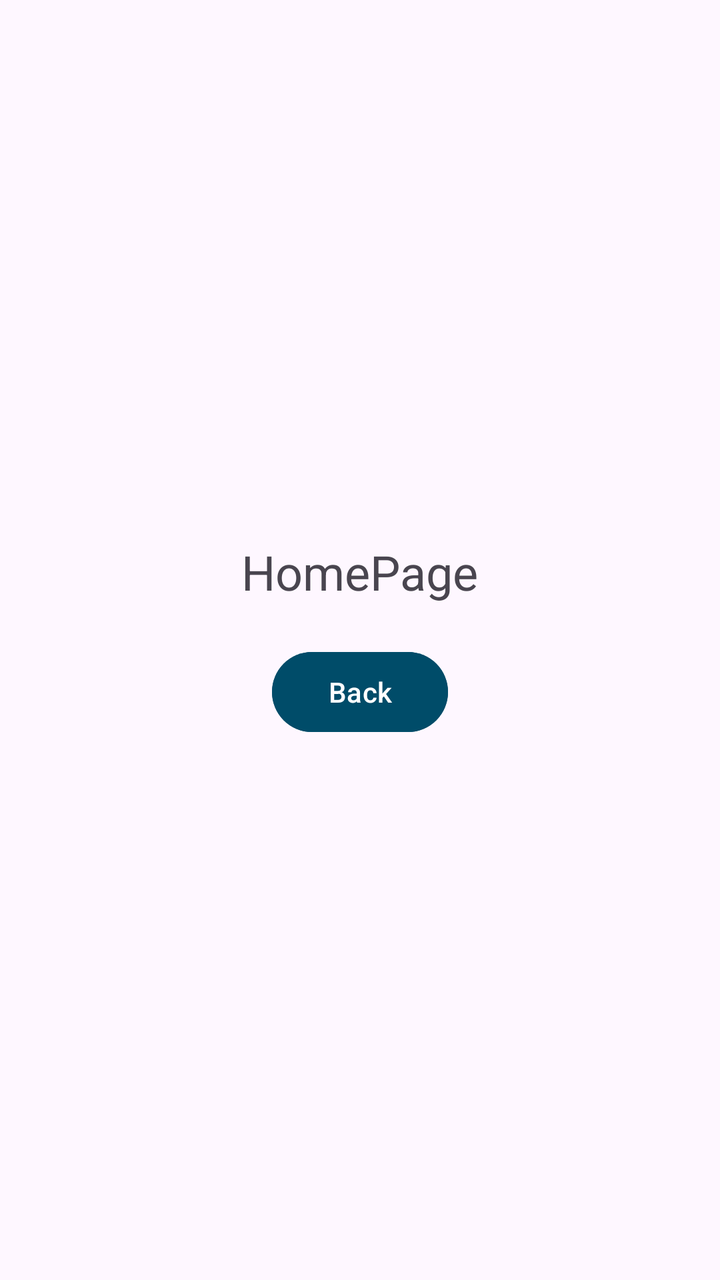
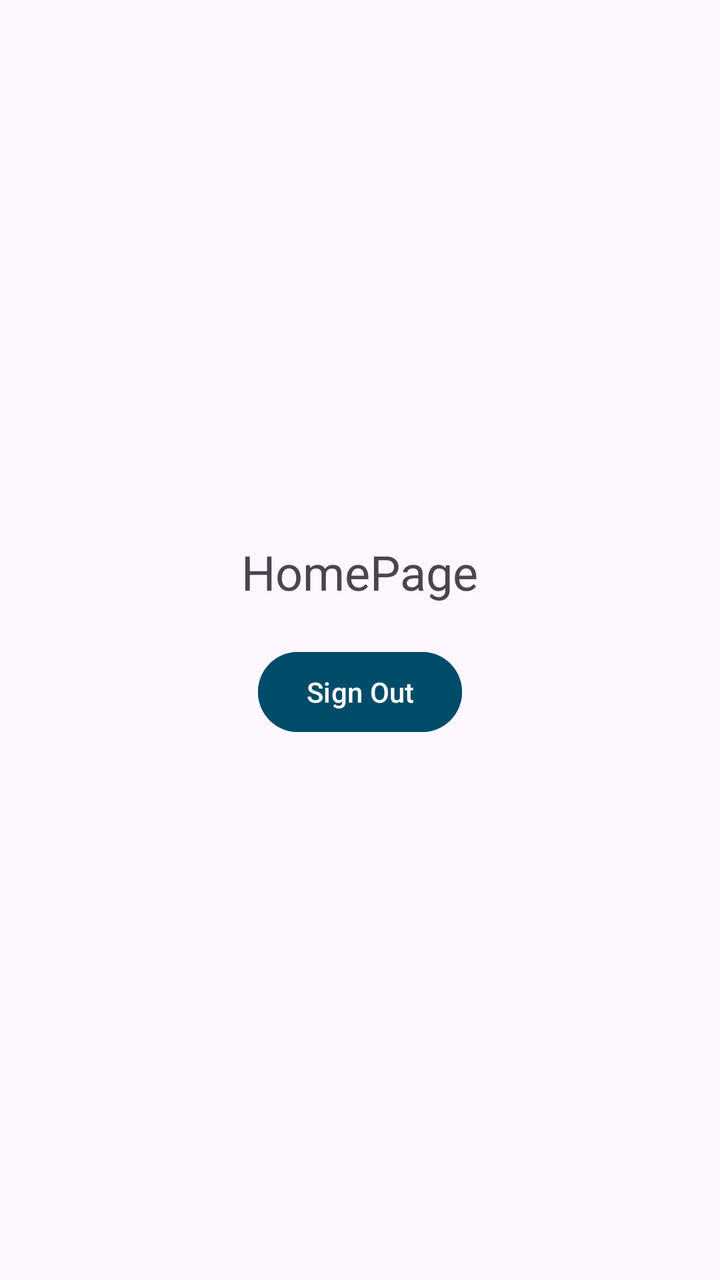

The first picture is an Android layout as it rendered before a commit; the second is the same layout after the commit. The layout source and the unified diff follow.
<!-- AndroidManifest.xml: application theme Theme.KeepPace -->
<!-- res/layout/activity_homepage.xml -->
<LinearLayout xmlns:android="http://schemas.android.com/apk/res/android"
    android:orientation="vertical"
    android:gravity="center"
    android:padding="24dp"
    android:layout_width="match_parent"
    android:layout_height="match_parent">

    <TextView
        android:text="HomePage"
        android:textSize="24sp"
        android:layout_width="wrap_content"
        android:layout_height="wrap_content" />

    <Button
        android:id="@+id/backButton"
        android:text="Back"
        android:layout_width="wrap_content"
        android:layout_height="wrap_content"
        android:layout_marginTop="20dp"
        android:backgroundTint="@color/material_dynamic_primary30"/>
</LinearLayout>
<!-- resources referenced by this layout -->
<resources>
  <style name="Theme.KeepPace" parent="Theme.Material3.Light.NoActionBar">
          
      </style>
</resources>

<!-- the commit's change to res/layout/activity_homepage.xml (unified diff, before → after) -->
@@ -13,7 +13,7 @@
 
     <Button
         android:id="@+id/backButton"
-        android:text="Back"
+        android:text="Sign Out"
         android:layout_width="wrap_content"
         android:layout_height="wrap_content"
         android:layout_marginTop="20dp"
